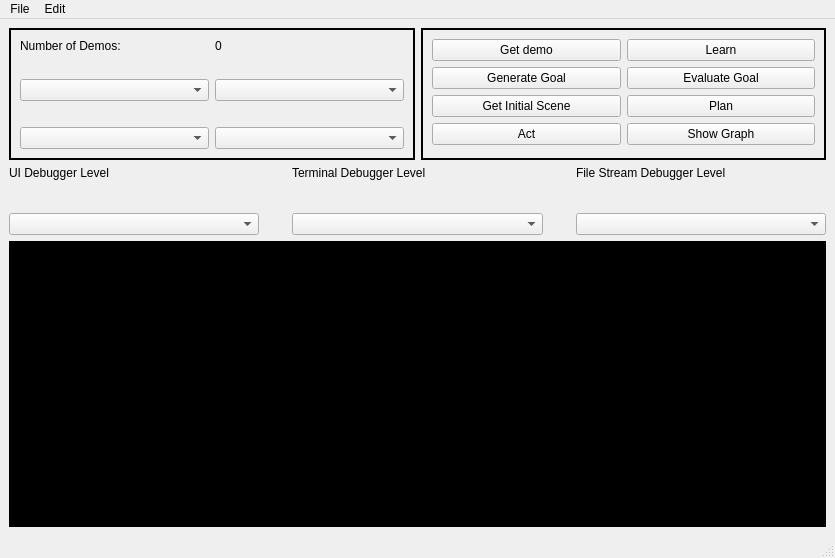
Qt form srp_md/src/srp_md/ui/pyqt_format.ui (fnivek/srp_md) before a commit.
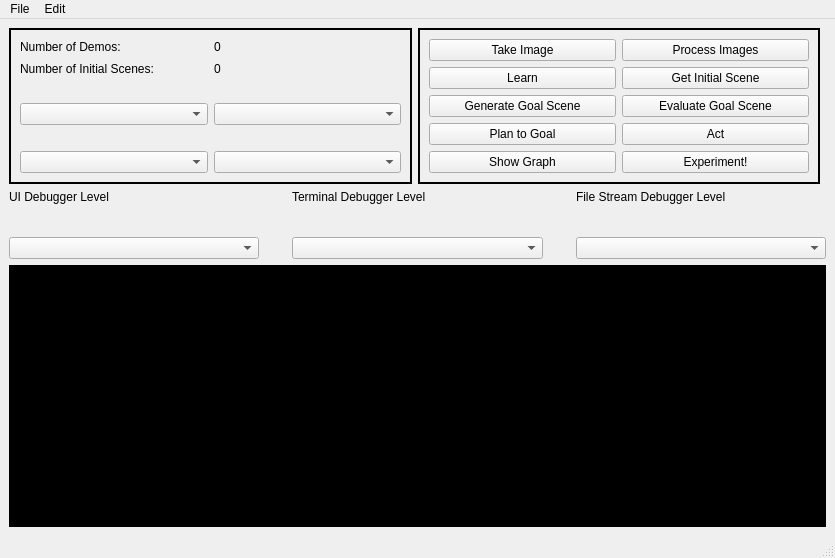
The same form after that commit.

Commit message: UI: Update the GUI to be able to save batches of demos, inits, and goals

Patch:
```diff
--- a/srp_md/src/srp_md/ui/pyqt_format.ui
+++ b/srp_md/src/srp_md/ui/pyqt_format.ui
@@ -24,156 +24,8 @@
 color: rgb(150, 150, 150)
 }</string>
    </property>
-   <layout class="QGridLayout" name="mainLayout" rowstretch="0,0" columnstretch="1,1">
-    <item row="0" column="1">
-     <widget class="QFrame" name="actionsFrame">
-      <property name="frameShape">
-       <enum>QFrame::Box</enum>
-      </property>
-      <property name="frameShadow">
-       <enum>QFrame::Plain</enum>
-      </property>
-      <property name="lineWidth">
-       <number>2</number>
-      </property>
-      <layout class="QGridLayout" name="actionsLayout">
-       <item row="4" column="0">
-        <widget class="QPushButton" name="act">
-         <property name="text">
-          <string>Act</string>
-         </property>
-        </widget>
-       </item>
-       <item row="2" column="1">
-        <widget class="QPushButton" name="evaluate_goal">
-         <property name="text">
-          <string>Evaluate Goal</string>
-         </property>
-        </widget>
-       </item>
-       <item row="0" column="0">
-        <widget class="QPushButton" name="get_demo">
-         <property name="text">
-          <string>Get demo</string>
-         </property>
-        </widget>
-       </item>
-       <item row="2" column="0">
-        <widget class="QPushButton" name="generate_goal">
-         <property name="text">
-          <string>Generate Goal</string>
-         </property>
-        </widget>
-       </item>
-       <item row="0" column="1">
-        <widget class="QPushButton" name="learn">
-         <property name="text">
-          <string>Learn</string>
-         </property>
-        </widget>
-       </item>
-       <item row="3" column="0">
-        <widget class="QPushButton" name="get_init_scene">
-         <property name="text">
-          <string>Get Initial Scene</string>
-         </property>
-        </widget>
-       </item>
-       <item row="4" column="1">
-        <widget class="QPushButton" name="show_graph">
-         <property name="text">
-          <string>Show Graph</string>
-         </property>
-        </widget>
-       </item>
-       <item row="3" column="1">
-        <widget class="QPushButton" name="plan">
-         <property name="text">
-          <string>Plan</string>
-         </property>
-        </widget>
-       </item>
-      </layout>
-     </widget>
-    </item>
-    <item row="0" column="0">
-     <widget class="QFrame" name="slFrame">
-      <property name="frameShape">
-       <enum>QFrame::Box</enum>
-      </property>
-      <property name="frameShadow">
-       <enum>QFrame::Plain</enum>
-      </property>
-      <property name="lineWidth">
-       <number>2</number>
-      </property>
-      <layout class="QGridLayout" name="gridLayout">
-       <item row="1" column="0">
-        <widget class="QLabel" name="num_demos">
-         <property name="text">
-          <string>Number of Demos:</string>
-         </property>
-        </widget>
-       </item>
-       <item row="4" column="0" colspan="2">
-        <spacer name="horizontalSpacer">
-         <property name="orientation">
-          <enum>Qt::Horizontal</enum>
-         </property>
-         <property name="sizeHint" stdset="0">
-          <size>
-           <width>40</width>
-           <height>20</height>
-          </size>
-         </property>
-        </spacer>
-       </item>
-       <item row="1" column="1">
-        <widget class="QLabel" name="numLabel">
-         <property name="text">
-          <string>0</string>
-         </property>
-        </widget>
-       </item>
-       <item row="3" column="0">
-        <widget class="QComboBox" name="sensorComboBox">
-         <property name="cursor">
-          <cursorShape>ArrowCursor</cursorShape>
-         </property>
-         <property name="layoutDirection">
-          <enum>Qt::LeftToRight</enum>
-         </property>
-         <property name="currentText">
-          <string/>
-         </property>
-        </widget>
-       </item>
-       <item row="2" column="0" colspan="2">
-        <spacer name="horizontalSpacer_2">
-         <property name="orientation">
-          <enum>Qt::Horizontal</enum>
-         </property>
-         <property name="sizeHint" stdset="0">
-          <size>
-           <width>40</width>
-           <height>20</height>
-          </size>
-         </property>
-        </spacer>
-       </item>
-       <item row="5" column="1">
-        <widget class="QComboBox" name="goalGeneratorComboBox"/>
-       </item>
-       <item row="3" column="1">
-        <widget class="QComboBox" name="learnerComboBox"/>
-       </item>
-       <item row="5" column="0">
-        <widget class="QComboBox" name="getDemoComboBox"/>
-       </item>
-      </layout>
-     </widget>
-    </item>
-    <item row="1" column="0" colspan="2">
+   <layout class="QGridLayout" name="mainLayout" rowstretch="0,0" columnstretch="1,1,0">
+    <item row="1" column="0" colspan="3">
      <layout class="QVBoxLayout" name="loggerLayout" stretch="0,0">
       <item>
        <layout class="QHBoxLayout" name="horizontalLayout">
@@ -233,6 +85,182 @@
       </item>
      </layout>
     </item>
+    <item row="0" column="0">
+     <widget class="QFrame" name="slFrame">
+      <property name="frameShape">
+       <enum>QFrame::Box</enum>
+      </property>
+      <property name="frameShadow">
+       <enum>QFrame::Plain</enum>
+      </property>
+      <property name="lineWidth">
+       <number>2</number>
+      </property>
+      <layout class="QGridLayout" name="gridLayout">
+       <item row="4" column="0">
+        <widget class="QComboBox" name="sensorComboBox">
+         <property name="cursor">
+          <cursorShape>ArrowCursor</cursorShape>
+         </property>
+         <property name="layoutDirection">
+          <enum>Qt::LeftToRight</enum>
+         </property>
+         <property name="currentText">
+          <string/>
+         </property>
+        </widget>
+       </item>
+       <item row="4" column="1">
+        <widget class="QComboBox" name="learnerComboBox"/>
+       </item>
+       <item row="1" column="1">
+        <widget class="QLabel" name="numDemos">
+         <property name="text">
+          <string>0</string>
+         </property>
+        </widget>
+       </item>
+       <item row="6" column="0">
+        <widget class="QComboBox" name="getDemoComboBox"/>
+       </item>
+       <item row="2" column="1">
+        <widget class="QLabel" name="numInits">
+         <property name="text">
+          <string>0</string>
+         </property>
+        </widget>
+       </item>
+       <item row="2" column="0">
+        <widget class="QLabel" name="num_inits">
+         <property name="text">
+          <string>Number of Initial Scenes:</string>
+         </property>
+        </widget>
+       </item>
+       <item row="6" column="1">
+        <widget class="QComboBox" name="goalGeneratorComboBox"/>
+       </item>
+       <item row="1" column="0">
+        <widget class="QLabel" name="num_demos">
+         <property name="text">
+          <string>Number of Demos:</string>
+         </property>
+        </widget>
+       </item>
+       <item row="5" column="0" colspan="2">
+        <spacer name="horizontalSpacer">
+         <property name="orientation">
+          <enum>Qt::Horizontal</enum>
+         </property>
+         <property name="sizeHint" stdset="0">
+          <size>
+           <width>40</width>
+           <height>20</height>
+          </size>
+         </property>
+        </spacer>
+       </item>
+       <item row="3" column="0" colspan="2">
+        <spacer name="horizontalSpacer_2">
+         <property name="orientation">
+          <enum>Qt::Horizontal</enum>
+         </property>
+         <property name="sizeHint" stdset="0">
+          <size>
+           <width>40</width>
+           <height>20</height>
+          </size>
+         </property>
+        </spacer>
+       </item>
+      </layout>
+     </widget>
+    </item>
+    <item row="0" column="1">
+     <widget class="QFrame" name="actionsFrame">
+      <property name="frameShape">
+       <enum>QFrame::Box</enum>
+      </property>
+      <property name="frameShadow">
+       <enum>QFrame::Plain</enum>
+      </property>
+      <property name="lineWidth">
+       <number>2</number>
+      </property>
+      <layout class="QGridLayout" name="actionsLayout">
+       <item row="0" column="0">
+        <widget class="QPushButton" name="get_demo">
+         <property name="text">
+          <string>Take Image</string>
+         </property>
+        </widget>
+       </item>
+       <item row="0" column="1">
+        <widget class="QPushButton" name="process_demos">
+         <property name="text">
+          <string>Process Images</string>
+         </property>
+        </widget>
+       </item>
+       <item row="2" column="0">
+        <widget class="QPushButton" name="learn">
+         <property name="text">
+          <string>Learn</string>
+         </property>
+        </widget>
+       </item>
+       <item row="2" column="1">
+        <widget class="QPushButton" name="get_init_scene">
+         <property name="text">
+          <string>Get Initial Scene</string>
+         </property>
+        </widget>
+       </item>
+       <item row="3" column="0">
+        <widget class="QPushButton" name="generate_goal">
+         <property name="text">
+          <string>Generate Goal Scene</string>
+         </property>
+        </widget>
+       </item>
+       <item row="3" column="1">
+        <widget class="QPushButton" name="evaluate_goal">
+         <property name="text">
+          <string>Evaluate Goal Scene</string>
+         </property>
+        </widget>
+       </item>
+       <item row="4" column="0">
+        <widget class="QPushButton" name="plan">
+         <property name="text">
+          <string>Plan to Goal</string>
+         </property>
+        </widget>
+       </item>
+       <item row="5" column="0">
+        <widget class="QPushButton" name="show_graph">
+         <property name="text">
+          <string>Show Graph</string>
+         </property>
+        </widget>
+       </item>
+       <item row="4" column="1">
+        <widget class="QPushButton" name="act">
+         <property name="text">
+          <string>Act</string>
+         </property>
+        </widget>
+       </item>
+       <item row="5" column="1">
+        <widget class="QPushButton" name="experiment">
+         <property name="text">
+          <string>Experiment!</string>
+         </property>
+        </widget>
+       </item>
+      </layout>
+     </widget>
+    </item>
    </layout>
   </widget>
   <widget class="QMenuBar" name="menubar">
```
Left out of the diff: 51 changed lines with no effect on the pictures. The commit also changes 5 other files.
